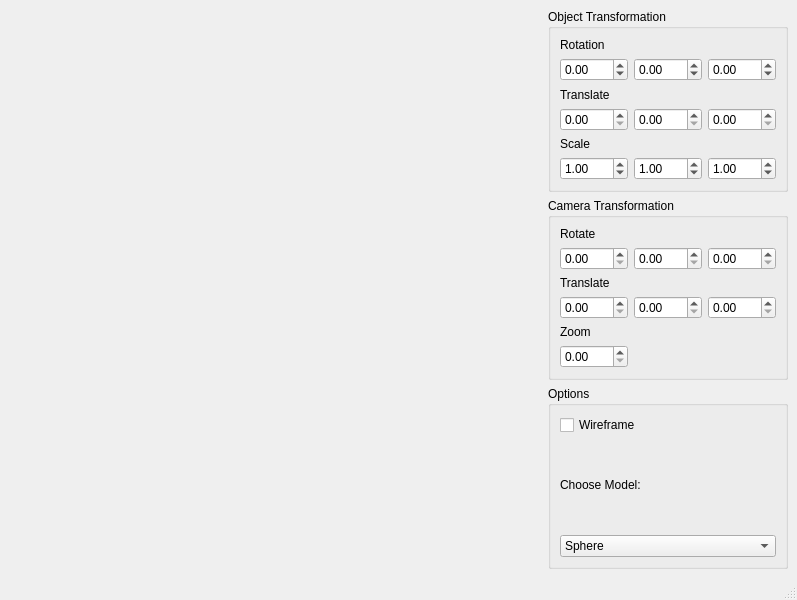
sora-M31/QAnt, file ui/mainwindow.ui: the form before one commit.
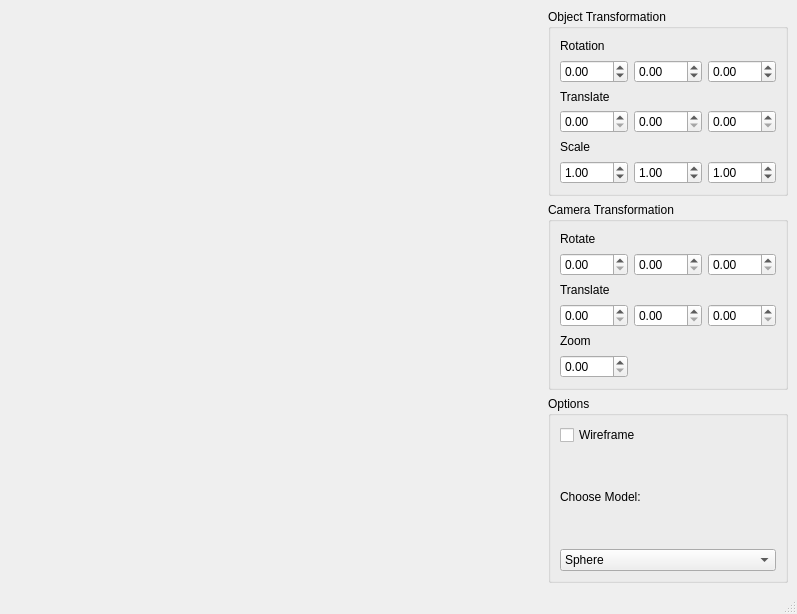
The form after the commit.

```diff
--- a/ui/mainwindow.ui
+++ b/ui/mainwindow.ui
@@ -7,7 +7,7 @@
     <x>0</x>
     <y>0</y>
     <width>797</width>
-    <height>600</height>
+    <height>614</height>
    </rect>
   </property>
   <property name="windowTitle">
```
